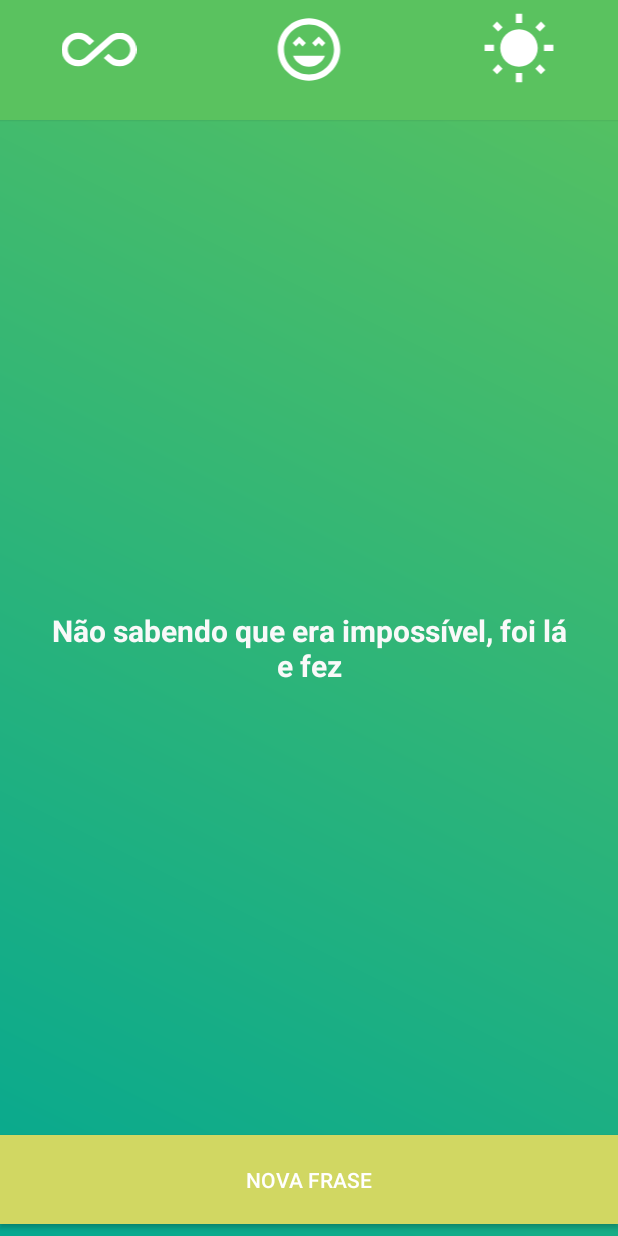
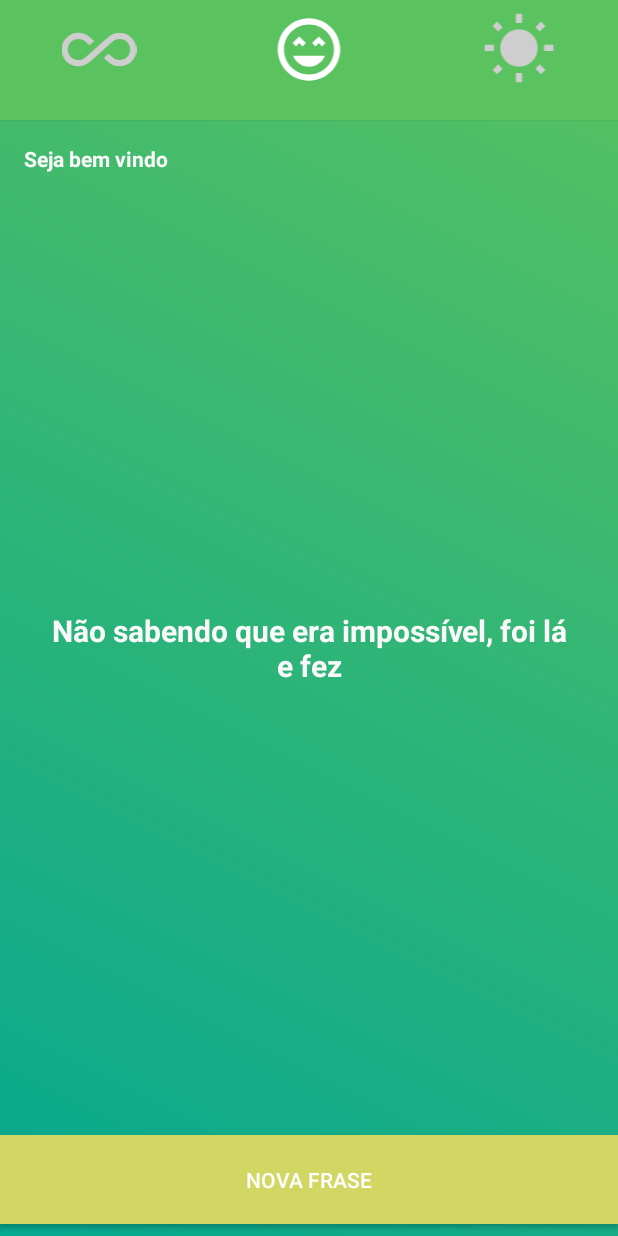
Before and after one commit to CarlosHenriqueMarques/kotlin-motivation, an Android app: the MainActivity screen opened directly, with no data from a screen before it, after a tap on an icon or button, on a phone screen of 412 x 824 dp. Run offline under Robolectric (Android 15) with nearby library versions, the phone set to English and light mode, and no system bars; 3 other taps on this screen came first.

Commit message:
Conclusão da primeira fase

```diff
--- a/app/src/main/AndroidManifest.xml
+++ b/app/src/main/AndroidManifest.xml
@@ -7,9 +7,9 @@
 
     <application
             android:allowBackup="true"
-            android:icon="@mipmap/ic_launcher"
+            android:icon="@drawable/ico4"
             android:label="@string/app_name"
-            android:roundIcon="@mipmap/ic_launcher_round"
+            android:roundIcon="@drawable/ico4"
             android:supportsRtl="true"
             android:theme="@style/AppTheme">
         <activity android:name=".view.SplashActivity" android:theme="@style/Theme.AppCompat.Light.FullScreen">
--- a/app/src/main/java/com/example/motivation/view/MainActivity.kt
+++ b/app/src/main/java/com/example/motivation/view/MainActivity.kt
@@ -29,7 +29,7 @@ class MainActivity : AppCompatActivity() {
     }
 
     private fun verifyUser() {
-        textUserName.text = mSecurityPreferences.getStoreString(MotivationConstant.KEY.PERSON_NAME)
+        textUserName.text = getString(R.string.welcome) + " " +  mSecurityPreferences.getStoreString(MotivationConstant.KEY.PERSON_NAME)
     }
 
     private fun loadFilter() {
@@ -37,25 +37,27 @@ class MainActivity : AppCompatActivity() {
     }
 
     private fun handlerFilters() {
-        image_all.setImageResource(R.drawable.ic_all_unselect)
-        image_sun.setImageResource(R.drawable.ic_sun_unselect)
-        image_happy.setImageResource(R.drawable.ic_happy_unselected)
-
         image_all.setOnClickListener {
             mFilter = MotivationConstant.PHRASE_FILTER.ALL
             image_all.setImageResource(R.drawable.ic_all_select)
+            image_sun.setImageResource(R.drawable.ic_sun_unselect)
+            image_happy.setImageResource(R.drawable.ic_happy_unselected)
             refreshPhrase()
         }
 
         image_sun.setOnClickListener {
             mFilter = MotivationConstant.PHRASE_FILTER.SUN
             image_sun.setImageResource(R.drawable.ic_sun_select)
+            image_all.setImageResource(R.drawable.ic_all_unselect)
+            image_happy.setImageResource(R.drawable.ic_happy_unselected)
             refreshPhrase()
         }
 
         image_happy.setOnClickListener {
             mFilter = MotivationConstant.PHRASE_FILTER.HAPPY
             image_happy.setImageResource(R.drawable.ic_happy_selected)
+            image_all.setImageResource(R.drawable.ic_all_unselect)
+            image_sun.setImageResource(R.drawable.ic_sun_unselect)
             refreshPhrase()
         }
     }
--- a/app/src/main/res/layout/activity_main.xml
+++ b/app/src/main/res/layout/activity_main.xml
@@ -100,6 +100,7 @@
             android:layout_marginTop="16dp"
             android:text="Usuário"
             android:textColor="@color/colorTextLigthGray"
+            android:textStyle="bold"
             app:layout_constraintStart_toStartOf="parent"
             app:layout_constraintTop_toBottomOf="@+id/view" />
 
--- a/app/src/main/res/values/strings.xml
+++ b/app/src/main/res/values/strings.xml
@@ -3,4 +3,5 @@
     <string name="salvar">Salvar</string>
     <string name="informe_seu_nome">Informe seu nome</string>
     <string name="informe_name">Informe o seu nome, por favor !!</string>
+    <string name="welcome">Seja bem vindo</string>
 </resources>
```
